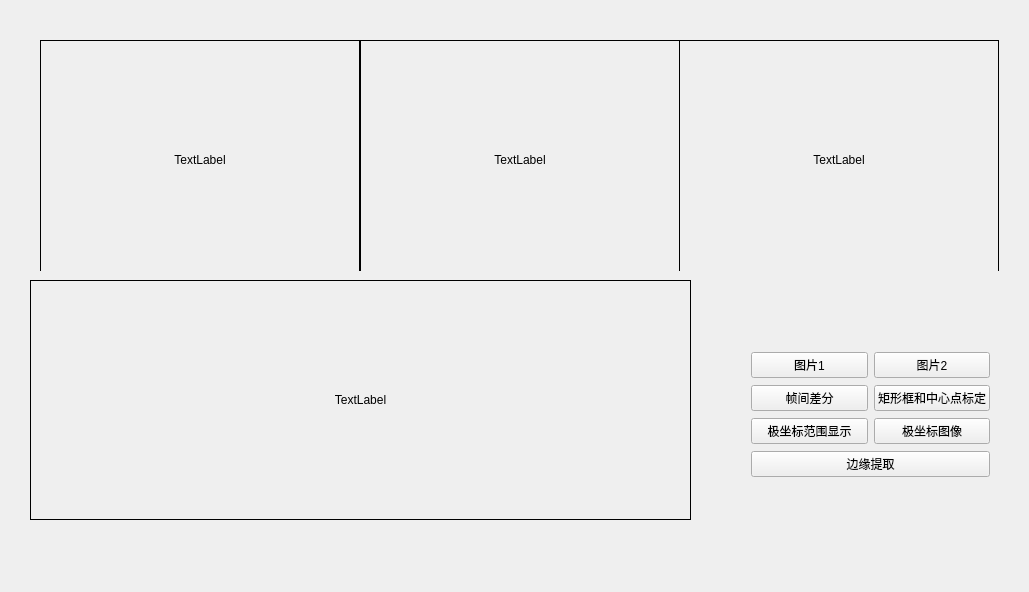
Old version of the form UAV2022.ui in the repository cg126/UAV2022.
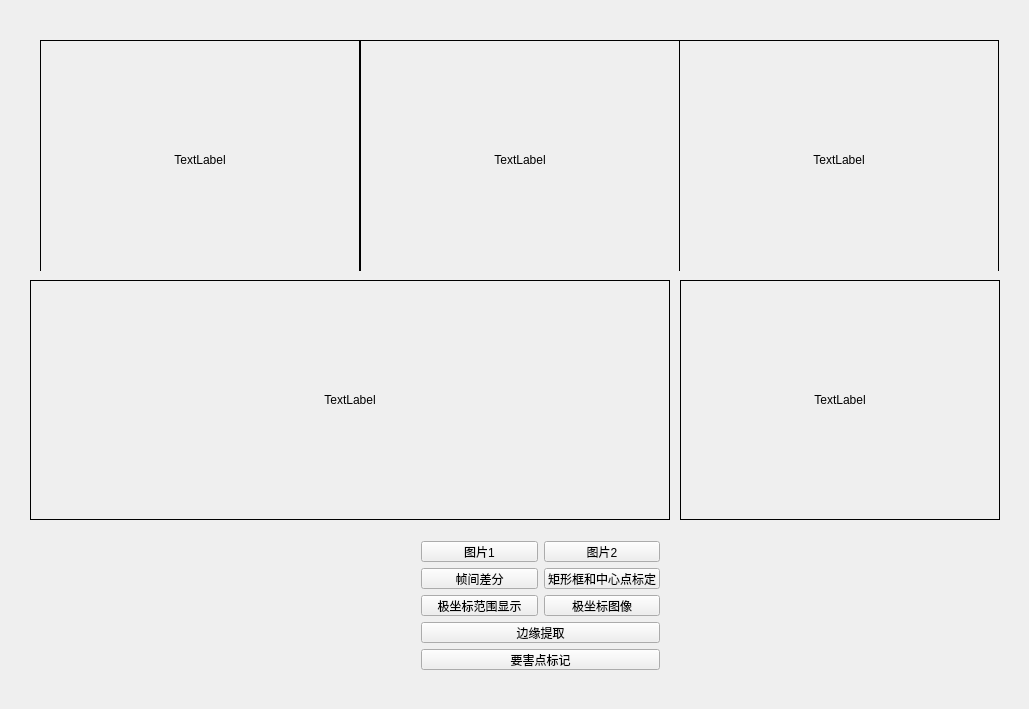
New version of the form.

Commit message: add Mark function

What changed in the file:
```diff
--- a/UAV2022.ui
+++ b/UAV2022.ui
@@ -7,7 +7,7 @@
     <x>0</x>
     <y>0</y>
     <width>1029</width>
-    <height>592</height>
+    <height>709</height>
    </rect>
   </property>
   <property name="windowTitle">
@@ -19,7 +19,7 @@
      <x>20</x>
      <y>20</y>
      <width>1001</width>
-     <height>561</height>
+     <height>681</height>
     </rect>
    </property>
    <widget class="QLabel" name="label_4">
@@ -27,7 +27,7 @@
      <rect>
       <x>10</x>
       <y>260</y>
-      <width>661</width>
+      <width>640</width>
       <height>240</height>
      </rect>
     </property>
@@ -65,20 +65,13 @@
    <widget class="QWidget" name="layoutWidget">
     <property name="geometry">
      <rect>
-      <x>720</x>
-      <y>320</y>
+      <x>390</x>
+      <y>510</y>
       <width>261</width>
       <height>151</height>
      </rect>
     </property>
     <layout class="QGridLayout" name="gridLayout_2">
-     <item row="0" column="1">
-      <widget class="QPushButton" name="pBt_LoadImage_2">
-       <property name="text">
-        <string>图片2</string>
-       </property>
-      </widget>
-     </item>
      <item row="6" column="0" colspan="2">
       <widget class="QPushButton" name="pBt_Edge">
        <property name="text">
@@ -86,24 +79,10 @@
        </property>
       </widget>
      </item>
-     <item row="0" column="0">
-      <widget class="QPushButton" name="pBt_LoadImage">
+     <item row="0" column="1">
+      <widget class="QPushButton" name="pBt_LoadImage_2">
        <property name="text">
-        <string>图片1</string>
-       </property>
-      </widget>
-     </item>
-     <item row="2" column="0">
-      <widget class="QPushButton" name="pBt_Diff">
-       <property name="text">
-        <string>帧间差分</string>
-       </property>
-      </widget>
-     </item>
-     <item row="2" column="1">
-      <widget class="QPushButton" name="pBt_Locate">
-       <property name="text">
-        <string>矩形框和中心点标定</string>
+        <string>图片2</string>
        </property>
       </widget>
      </item>
@@ -114,6 +93,13 @@
        </property>
       </widget>
      </item>
+     <item row="2" column="1">
+      <widget class="QPushButton" name="pBt_Locate">
+       <property name="text">
+        <string>矩形框和中心点标定</string>
+       </property>
+      </widget>
+     </item>
      <item row="4" column="1">
       <widget class="QPushButton" name="pBt_Polar">
        <property name="text">
@@ -121,6 +107,27 @@
        </property>
       </widget>
      </item>
+     <item row="0" column="0">
+      <widget class="QPushButton" name="pBt_LoadImage">
+       <property name="text">
+        <string>图片1</string>
+       </property>
+      </widget>
+     </item>
+     <item row="2" column="0">
+      <widget class="QPushButton" name="pBt_Diff">
+       <property name="text">
+        <string>帧间差分</string>
+       </property>
+      </widget>
+     </item>
+     <item row="7" column="0" colspan="2">
+      <widget class="QPushButton" name="pBt_Mark">
+       <property name="text">
+        <string>要害点标记</string>
+       </property>
+      </widget>
+     </item>
     </layout>
    </widget>
    <widget class="QWidget" name="layoutWidget">
@@ -216,6 +223,37 @@
      </item>
     </layout>
    </widget>
+   <widget class="QLabel" name="label_5">
+    <property name="geometry">
+     <rect>
+      <x>660</x>
+      <y>260</y>
+      <width>320</width>
+      <height>240</height>
+     </rect>
+    </property>
+    <property name="minimumSize">
+     <size>
+      <width>320</width>
+      <height>240</height>
+     </size>
+    </property>
+    <property name="maximumSize">
+     <size>
+      <width>320</width>
+      <height>240</height>
+     </size>
+    </property>
+    <property name="frameShape">
+     <enum>QFrame::Box</enum>
+    </property>
+    <property name="text">
+     <string>TextLabel</string>
+    </property>
+    <property name="alignment">
+     <set>Qt::AlignCenter</set>
+    </property>
+   </widget>
   </widget>
  </widget>
  <layoutdefault spacing="6" margin="11"/>
```
The commit also changes 8 other files.
